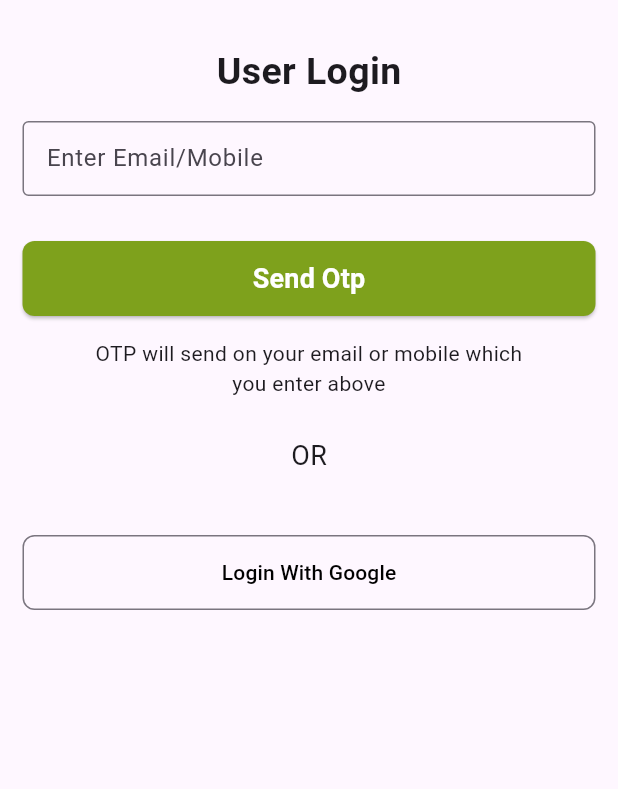
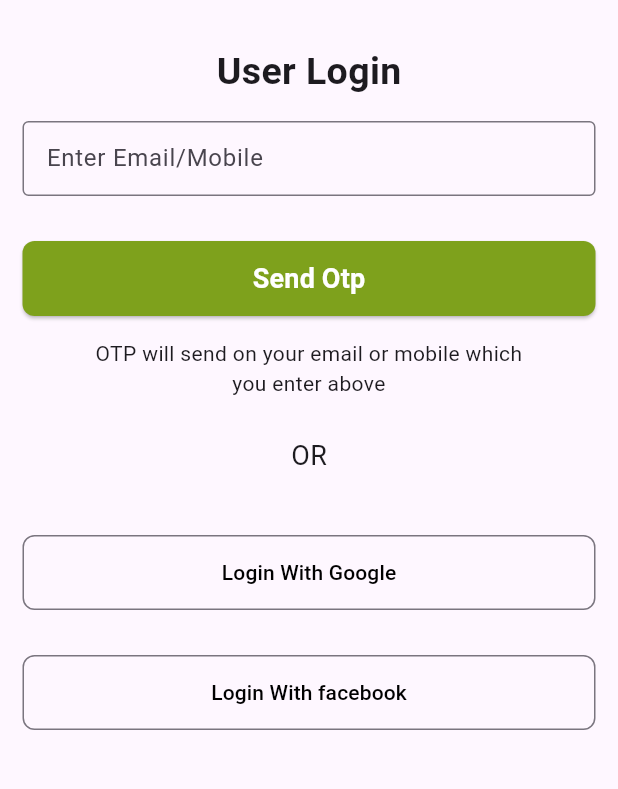
Before and after one commit to yadavjicode/joi, a Flutter app: the screen it shows after launch, on a phone screen of 412 x 824 dp, the part 380-1169 px from its top. Run offline on Flutter 3.47's test engine with Material 2 defaults, Android fonts, the phone set to English and light mode, and no system bars; our stand-ins replace cloud_firestore, file_picker, firebase_auth, firebase_core, firebase_messaging, flutter_svg and 4 more; missing offline and left inert: flutter_facebook_auth; accounts and stored records are empty.

Commit message:
faceboook login with firebase

```diff
--- a/lib/app/user/login/Login.dart
+++ b/lib/app/user/login/Login.dart
@@ -2,12 +2,12 @@ import 'package:firebase_auth/firebase_auth.dart';
 import 'package:flutter/foundation.dart';
 import 'package:flutter/material.dart';
 import 'package:flutter_svg/svg.dart';
-import 'package:get/get.dart';
+
 import 'package:joi/app/doctor/Login/DoctorLogin.dart';
 import 'package:joi/app/user/dashboard/dashboard.dart';
 import 'package:joi/app/user/login/GoogleSignin.dart';
-import 'package:joi/app/user/login/help.dart';
-import 'package:joi/app/user/testing/Field.dart';
+import 'package:joi/app/user/login/facebook_signin.dart';
+
 import 'package:joi/app/util/custom/customcolor/CustomColor.dart';
 import 'package:joi/app/util/custom/customsnackbar/CustomSnackbar.dart';
 
@@ -373,6 +373,29 @@ class _LoginState extends State<Login> {
               ),
             ),
           ),
+        ),
+        Container(
+          width: double.infinity,
+          height: 50,
+          margin: EdgeInsets.all(15),
+          child: OutlinedButton(
+            onPressed: () => {
+              Navigator.push(
+                  context,
+                  MaterialPageRoute(
+                    builder: (context) => FacebookLoginPage(),
+                  ))
+            },
+            style: OutlinedButton.styleFrom(
+                shape: RoundedRectangleBorder(
+                    borderRadius: BorderRadius.circular(8))),
+            child: Text(
+              "Login With facebook",
+              style: TextStyle(
+                color: Colors.black,
+              ),
+            ),
+          ),
         )
       ],
     )));
--- a/lib/main.dart
+++ b/lib/main.dart
@@ -1,6 +1,7 @@
 import 'package:firebase_core/firebase_core.dart';
 import 'package:firebase_messaging/firebase_messaging.dart';
 import 'package:flutter/material.dart';
+import 'package:flutter_facebook_auth/flutter_facebook_auth.dart';
 import 'package:joi/app/firebase/FirebasePushNotification.dart';
 import 'package:joi/app/user/splash/SplashScreenA.dart';
 
@@ -18,7 +19,8 @@ Future<void> main() async {
         apiKey: "AIzaSyBObBklqkvZP9bOn1nMOMeobZAFjt21eKU",
         appId: "1:754840483866:android:77e695c167c633808cb9a3",
         messagingSenderId: "754840483866",
-        projectId: "emotional-cbe85"),
+        projectId: "emotional-cbe85",
+        storageBucket: "emotional-cbe85.appspot.com"),
   );
 
   FirebaseMessaging.onMessageOpenedApp.listen((RemoteMessage message) {
@@ -30,7 +32,6 @@ Future<void> main() async {
   PushNotification.init();
 
   FirebaseMessaging.onBackgroundMessage(_firebaseBackgroundMessage);
-
   runApp(const MyApp());
 }
 
--- a/pubspec.yaml
+++ b/pubspec.yaml
@@ -49,6 +49,8 @@ dependencies:
   google_maps_polyline: ^1.0.3
   flutter_localization: ^0.2.0
   google_sign_in: ^6.1.6
+  flutter_facebook_auth: ^7.0.1
+
 
 dev_dependencies:
   flutter_test:
```
Also changed, not shown: lib/app/user/login/facebook_signin.dart (added, +81 -0 lines), pubspec.lock, 10 other files.
